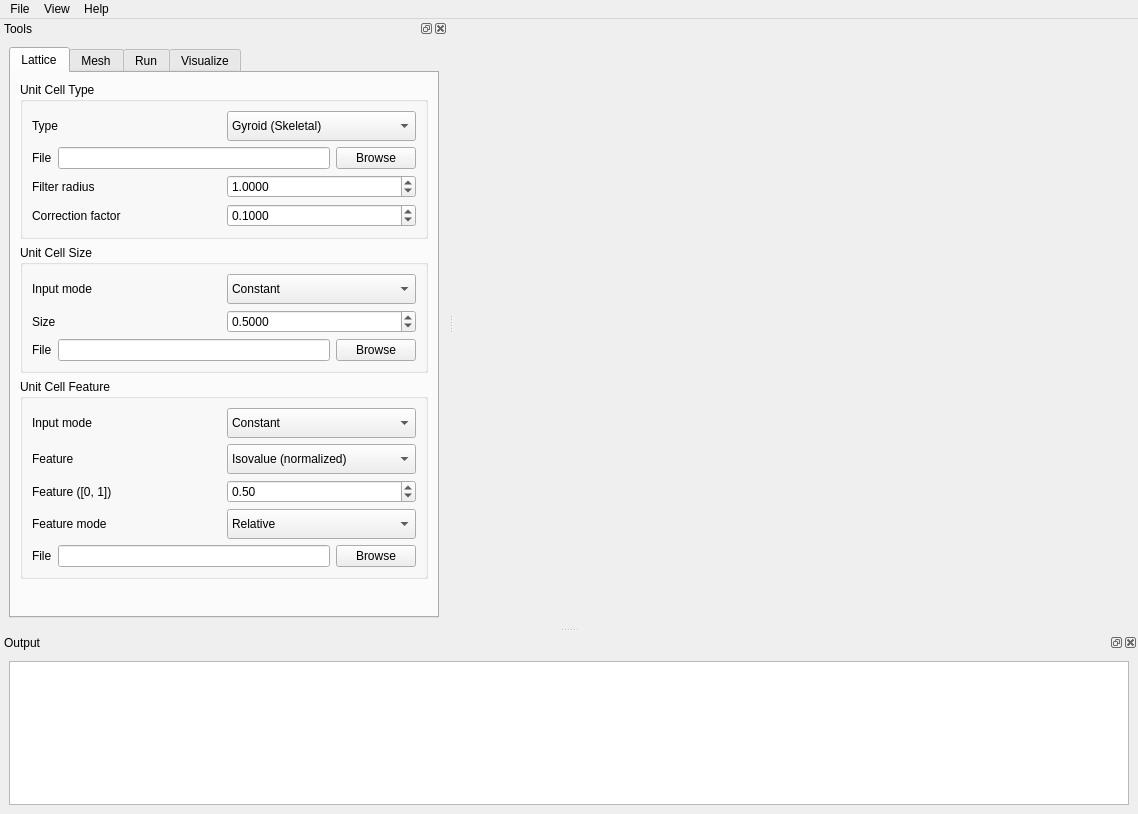
First picture: the form in src/mainwindow.ui, repository tpms-lattice/QASLI, before the edit.
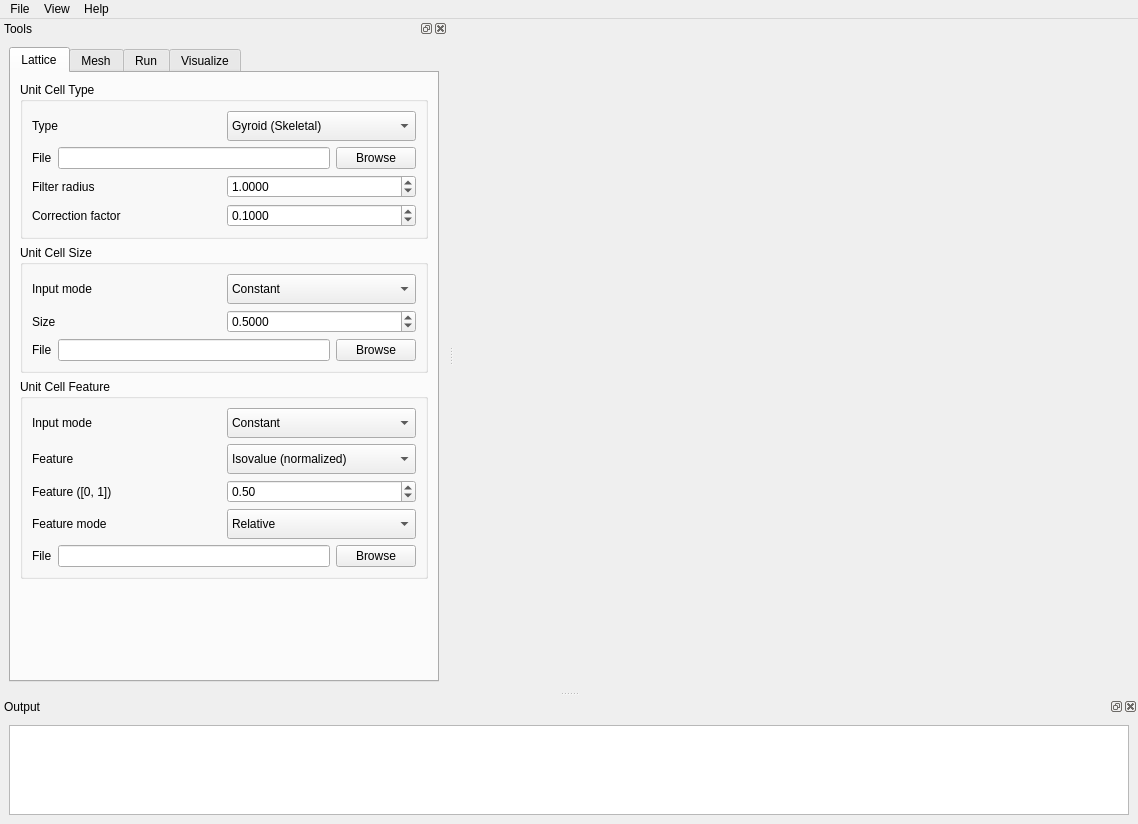
Second picture: the form after the edit.

Commit message: change a couple of items labels in various lists

What changed in the file:
```diff
--- a/src/mainwindow.ui
+++ b/src/mainwindow.ui
@@ -7,7 +7,7 @@
     <x>0</x>
     <y>0</y>
     <width>1138</width>
-    <height>814</height>
+    <height>824</height>
    </rect>
   </property>
   <property name="windowTitle">
@@ -74,7 +74,7 @@
    <property name="minimumSize">
     <size>
      <width>448</width>
-     <height>608</height>
+     <height>672</height>
     </size>
    </property>
    <property name="windowTitle">
```
Left out of the diff: 8 changed lines with no effect on the pictures.
